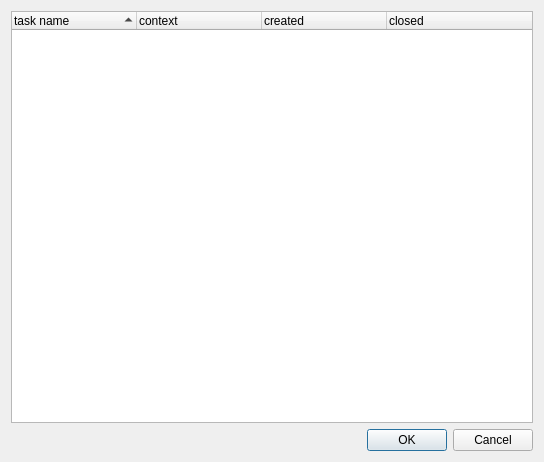
Above: ui/archive.ui from middleofdreams/workload before the change. Below: the same form after it.
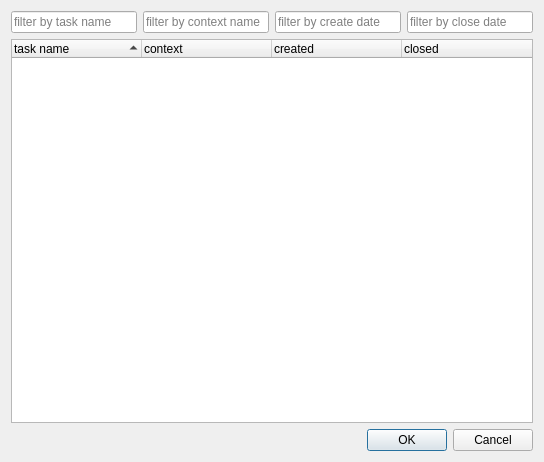
That is the form after the change.

Commit message: archive ui missing

Diff of the .ui file:
```diff
--- a/ui/archive.ui
+++ b/ui/archive.ui
@@ -14,6 +14,38 @@
    <string>Workload - tasks archive</string>
   </property>
   <layout class="QVBoxLayout" name="verticalLayout">
+   <item>
+    <layout class="QHBoxLayout" name="horizontalLayout">
+     <item>
+      <widget class="QLineEdit" name="nameFilter">
+       <property name="placeholderText">
+        <string>filter by task name</string>
+       </property>
+      </widget>
+     </item>
+     <item>
+      <widget class="QLineEdit" name="contextFilter">
+       <property name="placeholderText">
+        <string>filter by context name</string>
+       </property>
+      </widget>
+     </item>
+     <item>
+      <widget class="QLineEdit" name="createFilter">
+       <property name="placeholderText">
+        <string>filter by create date</string>
+       </property>
+      </widget>
+     </item>
+     <item>
+      <widget class="QLineEdit" name="closeFilter">
+       <property name="placeholderText">
+        <string>filter by close date</string>
+       </property>
+      </widget>
+     </item>
+    </layout>
+   </item>
    <item>
     <widget class="QTreeWidget" name="treeWidget">
      <property name="editTriggers">
@@ -35,7 +67,7 @@
       <bool>true</bool>
      </property>
      <attribute name="headerDefaultSectionSize">
-      <number>125</number>
+      <number>130</number>
      </attribute>
      <attribute name="headerShowSortIndicator" stdset="0">
       <bool>true</bool>
```
The commit also changes 1 other file.
